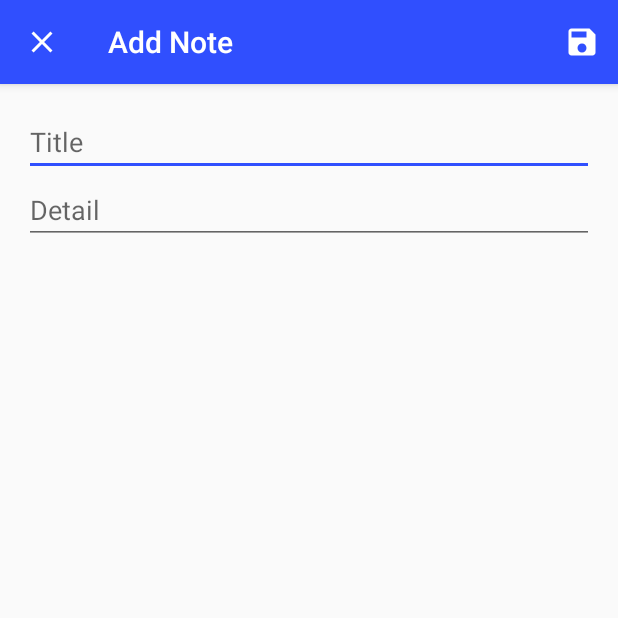
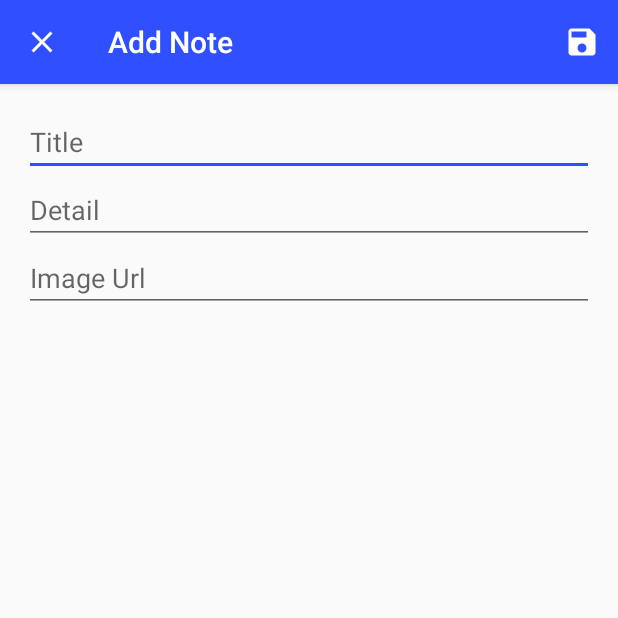
Before and after one commit to solution-accepted/thanote-android, an Android app: the AddEditNoteActivity screen opened directly, with no data from a screen before it, on a phone screen of 412 x 824 dp, the top half of it. Run offline under Robolectric (Android 15) with nearby library versions, the light colour scheme and no system bars; our stand-ins replace Room's generated code.

Commit message:
(add) show image in note list

```diff
--- a/app/src/main/java/edu/uci/thanote/scenes/addEditNote/AddEditNoteActivity.java
+++ b/app/src/main/java/edu/uci/thanote/scenes/addEditNote/AddEditNoteActivity.java
@@ -23,12 +23,17 @@ public class AddEditNoteActivity extends BaseActivity {
     private final String HEADER_EDIT_NOTE = "Edit Note";
     private final String HEADER_ADD_NOTE = "Add Note";
     private final String EMPTY_WARNING = "Please insert note title and note detail";
+    private final String WRONG_IMAGE_WARNING = "Please put a valid image url or leave image url empty";
+    private final String IMAGE_SUFFIX_1 = "jpg";
+    private final String IMAGE_SUFFIX_2 = "jpeg";
+    private final String IMAGE_SUFFIX_3 = "png";
     // TODO
-    private final String TEST_IMAGE_URL = "TEST_IMAGE_U";
+    private final String TEST_IMAGE_URL = "https://www.somagnews.com/wp-content/uploads/2019/11/d9-11-e1575118705742.jpg";
 
 
     private EditText editTextNoteTitle;
     private EditText editTextNoteDetail;
+    private EditText editTextNoteImageUrl;
     private int categoryId = -1;
     private AddEditNoteViewModel viewModel;
 
@@ -43,6 +48,7 @@ public class AddEditNoteActivity extends BaseActivity {
     public void setupViews() {
         editTextNoteTitle = findViewById(R.id.edit_text_new_note_title);
         editTextNoteDetail = findViewById(R.id.edit_text_new_note_detail);
+        editTextNoteImageUrl = findViewById(R.id.edit_text_new_note_image_url);
 
         this.getSupportActionBar().setDisplayHomeAsUpEnabled(true);
         this.getSupportActionBar().setHomeAsUpIndicator(R.drawable.ic_close);
@@ -54,6 +60,7 @@ public class AddEditNoteActivity extends BaseActivity {
 
             editTextNoteTitle.setText(note.getTitle());
             editTextNoteDetail.setText(note.getDetail());
+            editTextNoteImageUrl.setText(note.getImageUrl());
         } else {
             setTitle(HEADER_ADD_NOTE);
             categoryId = intent.getIntExtra(CATEGORY_ID, -1);
@@ -68,9 +75,18 @@ public class AddEditNoteActivity extends BaseActivity {
     private void saveNote() {
         String newNoteTitle = editTextNoteTitle.getText().toString();
         String newNoteDetail = editTextNoteDetail.getText().toString();
+        String newNoteImageUrl = editTextNoteImageUrl.getText().toString();
 
         if (newNoteTitle.trim().isEmpty() || newNoteDetail.trim().isEmpty()) {
             showShortToast(EMPTY_WARNING);
+            return;
+        }
+
+        if (!newNoteImageUrl.isEmpty() &&
+                (!newNoteImageUrl.trim().endsWith(IMAGE_SUFFIX_1) &&
+                        !newNoteImageUrl.trim().endsWith(IMAGE_SUFFIX_2) &&
+                        !newNoteImageUrl.trim().endsWith(IMAGE_SUFFIX_3))) {
+            showShortToast(WRONG_IMAGE_WARNING);
             return;
         }
 
@@ -80,9 +96,10 @@ public class AddEditNoteActivity extends BaseActivity {
             Note note = (Note) intent.getSerializableExtra(AddEditNoteActivity.EXTRA_NOTE);
             note.setTitle(newNoteTitle);
             note.setDetail(newNoteDetail);
+            note.setImageUrl(newNoteImageUrl);
             viewModel.update(note);
         } else if (categoryId != -1) {
-            Note note = new Note(newNoteTitle, newNoteDetail, categoryId, TEST_IMAGE_URL);
+            Note note = new Note(newNoteTitle, newNoteDetail, categoryId, newNoteImageUrl);
             viewModel.insert(note);
         }
 
--- a/app/src/main/java/edu/uci/thanote/scenes/noteList/NoteListActivity.java
+++ b/app/src/main/java/edu/uci/thanote/scenes/noteList/NoteListActivity.java
@@ -11,7 +11,6 @@ import android.content.Intent;
 import android.os.Bundle;
 import android.view.View;
 import android.view.inputmethod.EditorInfo;
-import android.widget.ImageButton;
 import android.widget.SearchView;
 
 import com.google.android.material.floatingactionbutton.FloatingActionButton;
--- a/app/src/main/res/layout/activity_add_edit_note.xml
+++ b/app/src/main/res/layout/activity_add_edit_note.xml
@@ -21,4 +21,11 @@
         android:hint="@string/new_note_detail"
         android:inputType="textMultiLine"/>
 
+    <EditText
+        android:id="@+id/edit_text_new_note_image_url"
+        android:layout_width="match_parent"
+        android:layout_height="wrap_content"
+        android:hint="@string/new_note_image_url"
+        android:inputType="textMultiLine"/>
+
 </LinearLayout>
--- a/app/src/main/res/values/strings.xml
+++ b/app/src/main/res/values/strings.xml
@@ -36,6 +36,7 @@
     <!-- Add Note Fragment -->
     <string name="new_note_title">Title</string>
     <string name="new_note_detail">Detail</string>
+    <string name="new_note_image_url">Image Url</string>
 
     <!-- Notification Activity -->
     <string name="notification_activity_alarm">Alarm</string>
```
Also changed, not shown: app/src/main/java/edu/uci/thanote/scenes/noteList/NoteListAdapter.java (+43 -17 lines).
